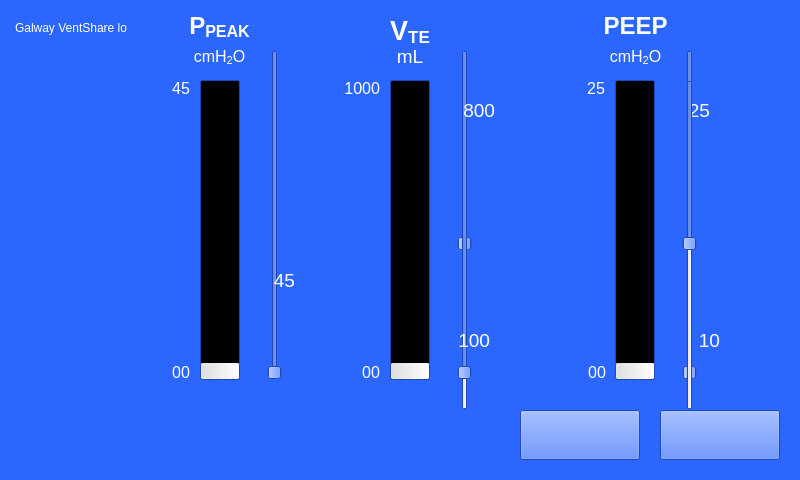
The window that alarmsettings.ui (mmnuig/galwayvent) describes before a commit, drawn with Qt 5.
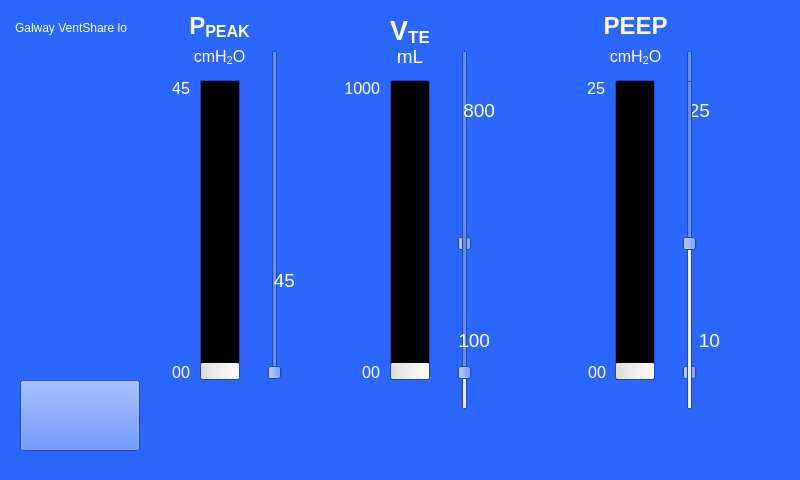
The same window after the commit.

Commit message: Alarm window: Tick button now closes the window, X button removed

What changed in the file:
```diff
--- a/alarmsettings.ui
+++ b/alarmsettings.ui
@@ -400,10 +400,10 @@
   <widget class="QPushButton" name="btnConfirm">
    <property name="geometry">
     <rect>
-     <x>520</x>
-     <y>410</y>
+     <x>20</x>
+     <y>380</y>
      <width>120</width>
-     <height>50</height>
+     <height>71</height>
     </rect>
    </property>
    <property name="autoDefault">
@@ -413,25 +413,6 @@
     <bool>false</bool>
    </property>
   </widget>
-  <widget class="QPushButton" name="btnCancel">
-   <property name="geometry">
-    <rect>
-     <x>660</x>
-     <y>410</y>
-     <width>120</width>
-     <height>50</height>
-    </rect>
-   </property>
-   <property name="text">
-    <string/>
-   </property>
-   <property name="autoDefault">
-    <bool>false</bool>
-   </property>
-   <property name="flat">
-    <bool>false</bool>
-   </property>
-  </widget>
   <widget class="QLabel" name="gvsLogo">
    <property name="geometry">
     <rect>
```
Left out of the diff: 1 changed line with no effect on the pictures. The commit also changes 1 other file.
